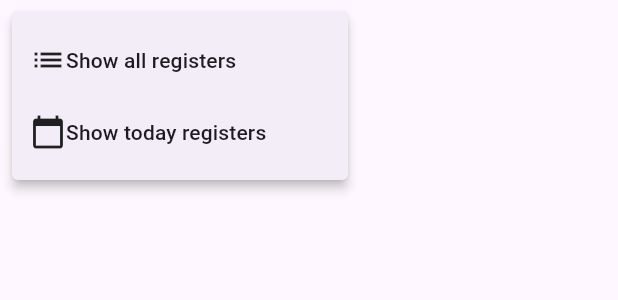
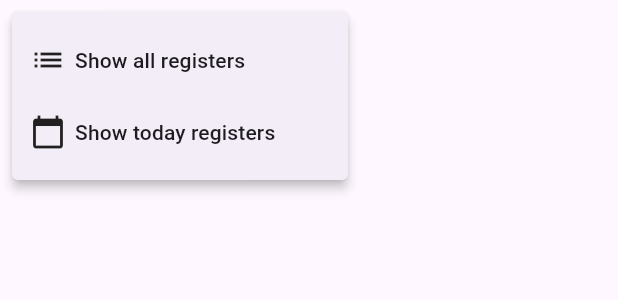
Before and after one commit to Jictyvoo/TallyCounterFlutter, a Flutter app: the PopupTrailing widget shown alone on an empty page, opened directly, after a tap on the "more vert" icon, on a phone screen of 412 x 824 dp. Shown: the top 300 px of the screen. Run offline on Flutter 3.47's test engine with Material 2 defaults, Android fonts, the phone set to English and light mode, and no system bars; our stand-ins replace flutter_modular, isar; accounts and stored records are empty; generated files the repository leaves out were written again; statements that could not run were skipped.

Commit message:
:art: style: Add space between icon and option on PopupTrailing

```diff
--- a/lib/app/shared/widgets/popup_trailing.dart
+++ b/lib/app/shared/widgets/popup_trailing.dart
@@ -16,14 +16,21 @@ class PopupTrailing extends StatelessWidget {
           PopupMenuItem(
             value: PopupOptions.showAll,
             child: Row(
-              children: const [Icon(Icons.list), Text("Show all registers")],
+              mainAxisAlignment: MainAxisAlignment.start,
+              children: const [
+                Icon(Icons.list),
+                SizedBox(width: 6),
+                Text("Show all registers"),
+              ],
             ),
           ),
           PopupMenuItem(
             value: PopupOptions.showToday,
             child: Row(
+              mainAxisAlignment: MainAxisAlignment.start,
               children: const [
                 Icon(Icons.calendar_today),
+                SizedBox(width: 6),
                 Text("Show today registers")
               ],
             ),
```
